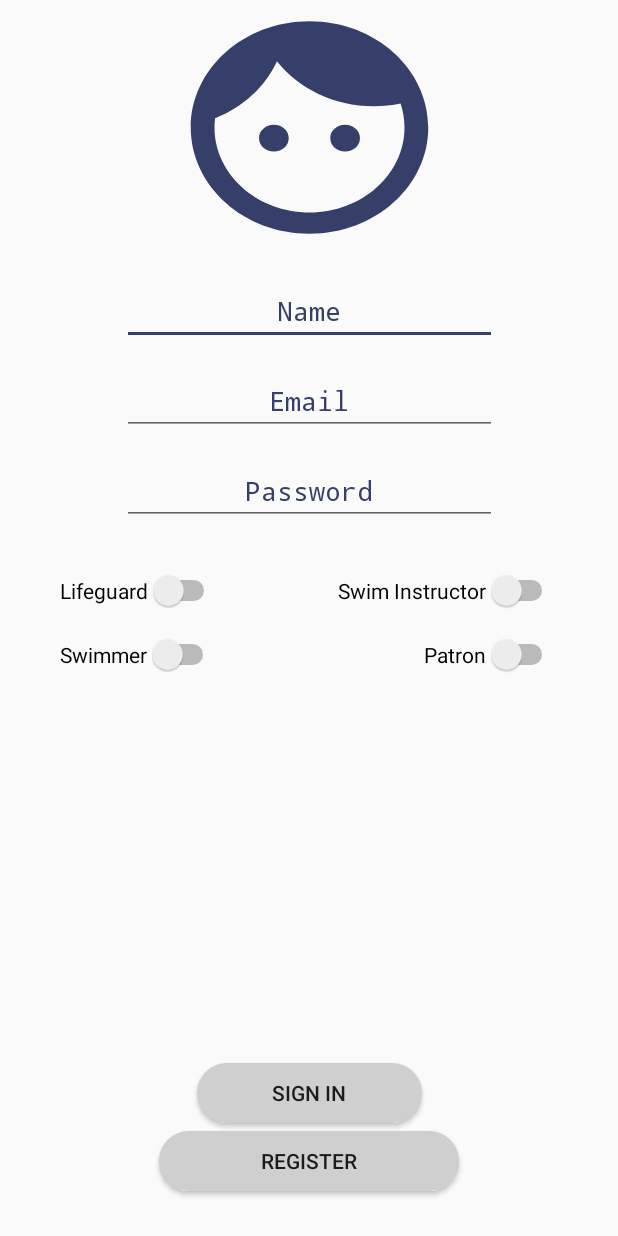
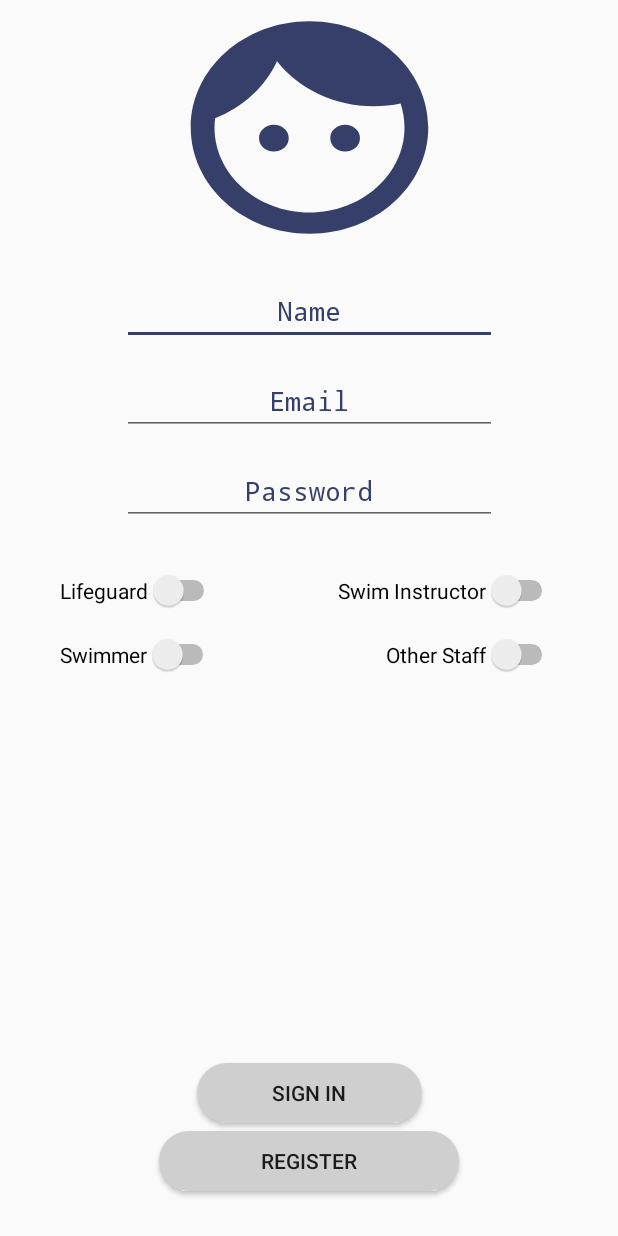
Before and after one commit to JordanRBurke/ShelbyParkAppDemo, an Android app: the RegisterActivity screen opened directly, with no data from a screen before it, after a tap on "REGISTER", on a phone screen of 412 x 824 dp. Run offline under Robolectric (Android 15) with nearby library versions, the phone set to English and light mode, and no system bars; our stand-ins replace ButterKnife, Firebase (no records; nobody signed in at launch, a user with empty details on screens opened directly); 1 statement that could not run was skipped.

Commit message:
Switches in RegisterActivity now change the values of the status text view on the ProfileActivity. Switching the lifeguard switch will make "lifeguard" show up in the status text as well as the other switches.

```diff
--- a/app/src/main/java/com/example/jordanrburke/shelbycountyparksapp/LoginAndRegistration/AppSharedPreferences.java
+++ b/app/src/main/java/com/example/jordanrburke/shelbycountyparksapp/LoginAndRegistration/AppSharedPreferences.java
@@ -7,6 +7,7 @@ import android.content.SharedPreferences;
 public class AppSharedPreferences {
     public static final String KEY_SAVE_BODY = "sms_body";
     public static final String PROFILE_EMAIL_KEY = "email_body";
+    public static final String OCCUPATION_STATUS_KEY = "status_key";
     private static final String APP_SHARED_PREFS = AppSharedPreferences.class.getSimpleName();
     private SharedPreferences sharedPreferences;
     private SharedPreferences.Editor preferencesEditor;
@@ -18,6 +19,10 @@ public class AppSharedPreferences {
 
     public String getKeySaveBody() {
         return sharedPreferences.getString(KEY_SAVE_BODY, "");
+    }
+
+    public String getOccupationStatusKey() {
+        return sharedPreferences.getString(OCCUPATION_STATUS_KEY, "");
     }
 
     public String getProfileEmailKey() {
@@ -34,5 +39,11 @@ public class AppSharedPreferences {
         preferencesEditor.commit();
     }
 
+    public void saveOccupationStatusKey(String status) {
+        preferencesEditor.putString(OCCUPATION_STATUS_KEY, status);
+        preferencesEditor.commit();
+
+    }
+
 
 }
--- a/app/src/main/java/com/example/jordanrburke/shelbycountyparksapp/LoginAndRegistration/RegisterActivity.java
+++ b/app/src/main/java/com/example/jordanrburke/shelbycountyparksapp/LoginAndRegistration/RegisterActivity.java
@@ -36,14 +36,27 @@ public class RegisterActivity extends AppCompatActivity {
     private FirebaseAuth auth;
     private AppSharedPreferences appSharedPreferences;
     private SharedPreferences.Editor editor;
+    private boolean switchStatusLifeguard;
+    private boolean switchStatusSwimmer;
+    private boolean switchStatusInstructor;
+    private boolean switchStatusOtherStaff;
     private Switch lifeguardSwitch;
     private Switch swimmerSwitch;
+    private Switch swimInstructor;
+    private Switch otherStaff;
+    private String switchStatusText;
+
 
     @Override
     protected void onCreate(Bundle savedInstanceState) {
         super.onCreate(savedInstanceState);
         setContentView(R.layout.activity_register);
         ButterKnife.bind(this);
+
+        lifeguardSwitch = findViewById(R.id.switch_lifeguard);
+        swimmerSwitch = findViewById(R.id.switch_swimmer);
+        swimInstructor = findViewById(R.id.switch_swim_instructor);
+        otherStaff = findViewById(R.id.other_staff_switch);
 
         appSharedPreferences = new AppSharedPreferences(getApplicationContext());
 
@@ -61,11 +74,24 @@ public class RegisterActivity extends AppCompatActivity {
         final String email = emailRegisterText.getText().toString();
         final String password = passwordRegisterText.getText().toString();
         final String name = nameRegisterText.getText().toString();
-        profile = new Profile(email, name, "");
+        if (lifeguardSwitch.isChecked()) {
+            switchStatusText = "Lifeguard";
+        } else if (swimmerSwitch.isChecked()){
+            switchStatusText = "Swimmer";
+        } else if (swimInstructor.isChecked()) {
+            switchStatusText = "Swim Instructor";
+        } else if (otherStaff.isChecked()) {
+            switchStatusText = "Other Staff";
+        } else {
+
+        }
+        profile = new Profile(email, name, switchStatusText);
         profile.setRegisteredName(name);
         profile.setRegisteredEmail(email);
+        profile.setRegisteredStatus(switchStatusText);
         appSharedPreferences.saveStringBody(name);
         appSharedPreferences.saveProfileEmailBody(email);
+        appSharedPreferences.saveOccupationStatusKey(switchStatusText);
 
 
 
--- a/app/src/main/res/layout/activity_register.xml
+++ b/app/src/main/res/layout/activity_register.xml
@@ -113,10 +113,10 @@
         android:layout_marginRight="40dp"/>
 
     <Switch
-        android:id="@+id/patron_switch"
+        android:id="@+id/other_staff_switch"
         android:layout_width="wrap_content"
         android:layout_height="wrap_content"
-        android:text="Patron"
+        android:text="Other Staff"
         app:layout_constraintTop_toBottomOf="@id/switch_swim_instructor"
         app:layout_constraintRight_toRightOf="@id/register_constraint_layout"
         android:layout_marginTop="15dp"
--- a/app/src/main/res/values/colors.xml
+++ b/app/src/main/res/values/colors.xml
@@ -10,4 +10,6 @@
     <color name="themeColorOne">#353f69</color>
     <color name="green">#0dea1f</color>
     <color name="red">#fa0505</color>
+    <color name="blue">#0516ff</color>
+    <color name="swimInstructorColor">#035e0b</color>
 </resources>
```
Also changed, not shown: app/src/main/java/com/example/jordanrburke/shelbycountyparksapp/ProfileEditFragment.java (+13 -0 lines).
